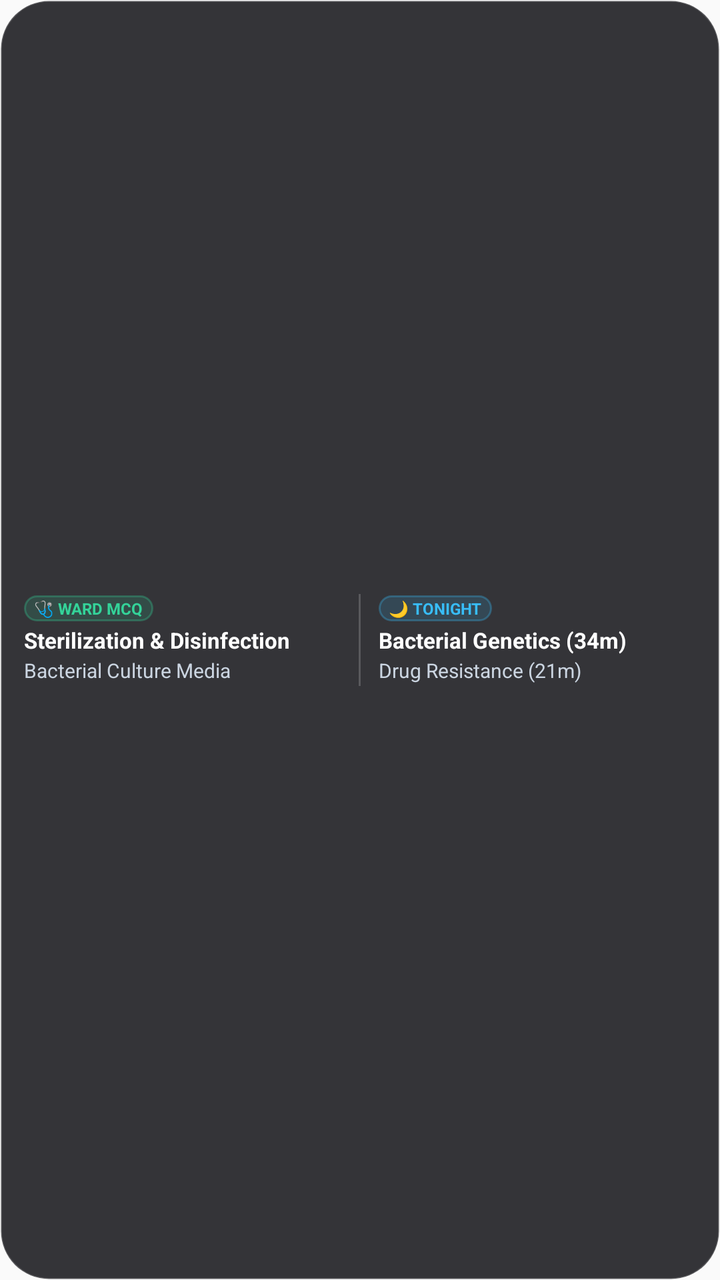
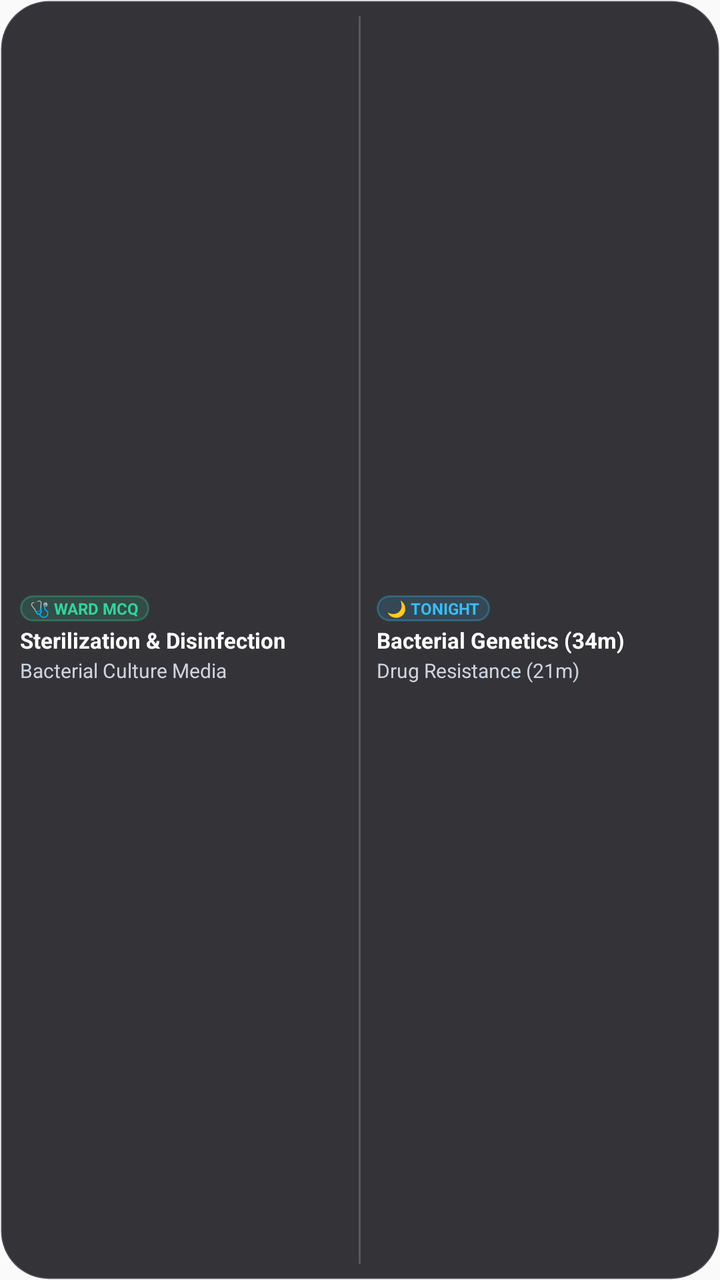

Screens rendered from an Android XML layout before and after an edit, with the pre-edit source and the edit as a unified diff.
<!-- AndroidManifest.xml: application theme AppTheme -->
<!-- res/layout/widget_4x1_layout.xml -->
<?xml version="1.0" encoding="utf-8"?>
<LinearLayout xmlns:android="http://schemas.android.com/apk/res/android"
    android:id="@+id/widget_container"
    android:layout_width="match_parent"
    android:layout_height="match_parent"
    android:background="@drawable/widget_bg"
    android:orientation="horizontal"
    android:gravity="center_vertical"
    android:baselineAligned="false"
    android:paddingStart="12dp"
    android:paddingEnd="12dp"
    android:paddingTop="6dp"
    android:paddingBottom="6dp">

    
    <LinearLayout
        android:id="@+id/card_ward_mcqs"
        android:layout_width="0dp"
        android:layout_height="wrap_content"
        android:layout_weight="1"
        android:layout_marginEnd="9dp"
        android:gravity="center_vertical"
        android:orientation="vertical">

        
        <TextView
            android:layout_width="wrap_content"
            android:layout_height="wrap_content"
            android:background="@drawable/widget_badge_emerald_bg"
            android:paddingStart="5dp"
            android:paddingTop="1dp"
            android:paddingEnd="5dp"
            android:paddingBottom="1dp"
            android:text="🩺 WARD MCQ"
            android:textColor="#34D399"
            android:textSize="8sp"
            android:textStyle="bold" />

        
        <TextView
            android:id="@+id/widget_mcq_ch1"
            android:layout_width="match_parent"
            android:layout_height="wrap_content"
            android:layout_marginTop="2dp"
            android:ellipsize="end"
            android:maxLines="1"
            android:text="Sterilization &amp; Disinfection"
            android:textColor="#FFFFFF"
            android:textSize="11sp"
            android:textStyle="bold" />

        
        <TextView
            android:id="@+id/widget_mcq_ch2"
            android:layout_width="match_parent"
            android:layout_height="wrap_content"
            android:layout_marginTop="1dp"
            android:ellipsize="end"
            android:maxLines="1"
            android:text="Bacterial Culture Media"
            android:textColor="#CBD5E1"
            android:textSize="10sp" />
    </LinearLayout>

    
    <ImageView
        android:id="@+id/widget_center_divider"
        android:layout_width="1dp"
        android:layout_height="46dp"
        android:background="#2EFFFFFF"
        android:contentDescription="@null" />

    
    <LinearLayout
        android:id="@+id/card_tonight_videos"
        android:layout_width="0dp"
        android:layout_height="wrap_content"
        android:layout_weight="1"
        android:layout_marginStart="9dp"
        android:gravity="center_vertical"
        android:orientation="vertical">

        
        <TextView
            android:layout_width="wrap_content"
            android:layout_height="wrap_content"
            android:background="@drawable/widget_badge_bg"
            android:paddingStart="5dp"
            android:paddingTop="1dp"
            android:paddingEnd="5dp"
            android:paddingBottom="1dp"
            android:text="🌙 TONIGHT"
            android:textColor="#38BDF8"
            android:textSize="8sp"
            android:textStyle="bold" />

        
        <TextView
            android:id="@+id/widget_video_ch1"
            android:layout_width="match_parent"
            android:layout_height="wrap_content"
            android:layout_marginTop="2dp"
            android:ellipsize="end"
            android:maxLines="1"
            android:text="Bacterial Genetics (34m)"
            android:textColor="#FFFFFF"
            android:textSize="11sp"
            android:textStyle="bold" />

        
        <TextView
            android:id="@+id/widget_video_ch2"
            android:layout_width="match_parent"
            android:layout_height="wrap_content"
            android:layout_marginTop="1dp"
            android:ellipsize="end"
            android:maxLines="1"
            android:text="Drug Resistance (21m)"
            android:textColor="#CBD5E1"
            android:textSize="10sp" />
    </LinearLayout>

</LinearLayout>
<!-- resources referenced by this layout -->
<resources>
  <!-- drawable widget_badge_bg (drawable) -->
  <?xml version="1.0" encoding="utf-8"?>
  <shape xmlns:android="http://schemas.android.com/apk/res/android"
      android:shape="rectangle">
      <solid android:color="#2638BDF8" />
      <corners android:radius="8dp" />
      <stroke android:width="1dp" android:color="#4D38BDF8" />
  </shape>
  <!-- drawable widget_badge_emerald_bg (drawable) -->
  <?xml version="1.0" encoding="utf-8"?>
  <shape xmlns:android="http://schemas.android.com/apk/res/android"
      android:shape="rectangle">
      <solid android:color="#2634D399" />
      <corners android:radius="8dp" />
      <stroke android:width="1dp" android:color="#4D34D399" />
  </shape>
  <!-- drawable widget_bg (drawable) -->
  <?xml version="1.0" encoding="utf-8"?>
  <shape xmlns:android="http://schemas.android.com/apk/res/android"
      android:shape="rectangle">
      <solid android:color="#D9121217" />
      <corners android:radius="24dp" />
      <stroke android:width="1dp" android:color="#2EFFFFFF" />
  </shape>
  <style name="AppTheme" parent="Theme.AppCompat.Light.DarkActionBar">
          
          <item name="colorPrimary">@color/colorPrimary</item>
          <item name="colorPrimaryDark">@color/colorPrimaryDark</item>
          <item name="colorAccent">@color/colorAccent</item>
      </style>
</resources>

<!-- the commit's change to res/layout/widget_4x1_layout.xml (unified diff, before → after) -->
@@ -7,18 +7,21 @@
     android:orientation="horizontal"
     android:gravity="center_vertical"
     android:baselineAligned="false"
-    android:paddingStart="12dp"
-    android:paddingEnd="12dp"
-    android:paddingTop="6dp"
-    android:paddingBottom="6dp">
+    android:paddingLeft="10dp"
+    android:paddingRight="10dp"
+    android:paddingTop="4dp"
+    android:paddingBottom="4dp"
+    android:paddingStart="10dp"
+    android:paddingEnd="10dp">
 
     
     <LinearLayout
         android:id="@+id/card_ward_mcqs"
         android:layout_width="0dp"
-        android:layout_height="wrap_content"
+        android:layout_height="match_parent"
         android:layout_weight="1"
-        android:layout_marginEnd="9dp"
+        android:layout_marginEnd="8dp"
+        android:layout_marginRight="8dp"
         android:gravity="center_vertical"
         android:orientation="vertical">
 
@@ -27,9 +30,11 @@
             android:layout_width="wrap_content"
             android:layout_height="wrap_content"
             android:background="@drawable/widget_badge_emerald_bg"
+            android:paddingLeft="5dp"
+            android:paddingRight="5dp"
             android:paddingStart="5dp"
+            android:paddingEnd="5dp"
             android:paddingTop="1dp"
-            android:paddingEnd="5dp"
             android:paddingBottom="1dp"
             android:text="🩺 WARD MCQ"
             android:textColor="#34D399"
@@ -66,7 +71,9 @@
     <ImageView
         android:id="@+id/widget_center_divider"
         android:layout_width="1dp"
-        android:layout_height="46dp"
+        android:layout_height="match_parent"
+        android:layout_marginTop="4dp"
+        android:layout_marginBottom="4dp"
         android:background="#2EFFFFFF"
         android:contentDescription="@null" />
 
@@ -74,9 +81,10 @@
     <LinearLayout
         android:id="@+id/card_tonight_videos"
         android:layout_width="0dp"
-        android:layout_height="wrap_content"
+        android:layout_height="match_parent"
         android:layout_weight="1"
-        android:layout_marginStart="9dp"
+        android:layout_marginStart="8dp"
+        android:layout_marginLeft="8dp"
         android:gravity="center_vertical"
         android:orientation="vertical">
 
@@ -85,9 +93,11 @@
             android:layout_width="wrap_content"
             android:layout_height="wrap_content"
             android:background="@drawable/widget_badge_bg"
+            android:paddingLeft="5dp"
+            android:paddingRight="5dp"
             android:paddingStart="5dp"
+            android:paddingEnd="5dp"
             android:paddingTop="1dp"
-            android:paddingEnd="5dp"
             android:paddingBottom="1dp"
             android:text="🌙 TONIGHT"
             android:textColor="#38BDF8"
